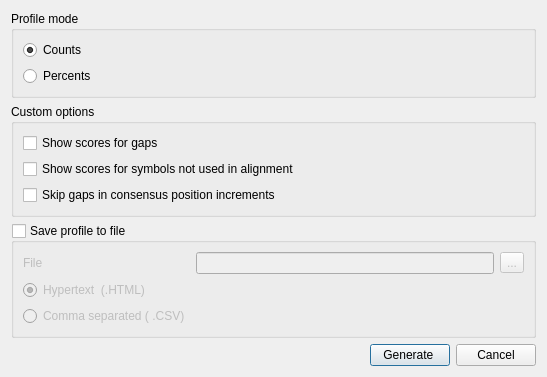
Before: the Qt Designer form src/plugins/dna_stat/src/ui/DNAStatMSAProfileDialog.ui in violethaze74/ugene, drawn with Qt 5.
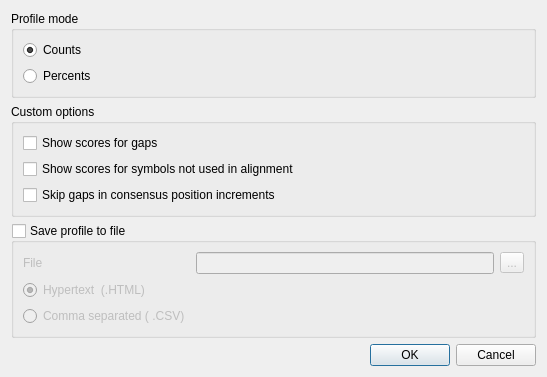
After: the same form once the commit is applied.

Commit message: Help system for all dialogs, UI improvements for all dialogs.

```diff
--- a/src/plugins/dna_stat/src/ui/DNAStatMSAProfileDialog.ui
+++ b/src/plugins/dna_stat/src/ui/DNAStatMSAProfileDialog.ui
@@ -127,51 +127,11 @@
     </widget>
    </item>
    <item>
-    <spacer name="verticalSpacer" >
-     <property name="orientation" >
-      <enum>Qt::Vertical</enum>
+    <widget class="QDialogButtonBox" name="buttonBox">
+     <property name="standardButtons">
+      <set>QDialogButtonBox::Cancel|QDialogButtonBox::Ok</set>
      </property>
-     <property name="sizeHint" stdset="0" >
-      <size>
-       <width>20</width>
-       <height>17</height>
-      </size>
-     </property>
-    </spacer>
-   </item>
-   <item>
-    <layout class="QHBoxLayout" name="horizontalLayout" >
-     <item>
-      <spacer name="horizontalSpacer" >
-       <property name="orientation" >
-        <enum>Qt::Horizontal</enum>
-       </property>
-       <property name="sizeHint" stdset="0" >
-        <size>
-         <width>38</width>
-         <height>18</height>
-        </size>
-       </property>
-      </spacer>
-     </item>
-     <item>
-      <widget class="QPushButton" name="okButton" >
-       <property name="text" >
-        <string>Generate </string>
-       </property>
-       <property name="default" >
-        <bool>true</bool>
-       </property>
-      </widget>
-     </item>
-     <item>
-      <widget class="QPushButton" name="cancelButton" >
-       <property name="text" >
-        <string>Cancel</string>
-       </property>
-      </widget>
-     </item>
-    </layout>
+    </widget>
    </item>
   </layout>
  </widget>
```
Left out of the diff: 128 changed lines with no effect on the pictures. The commit also changes 309 other files.
